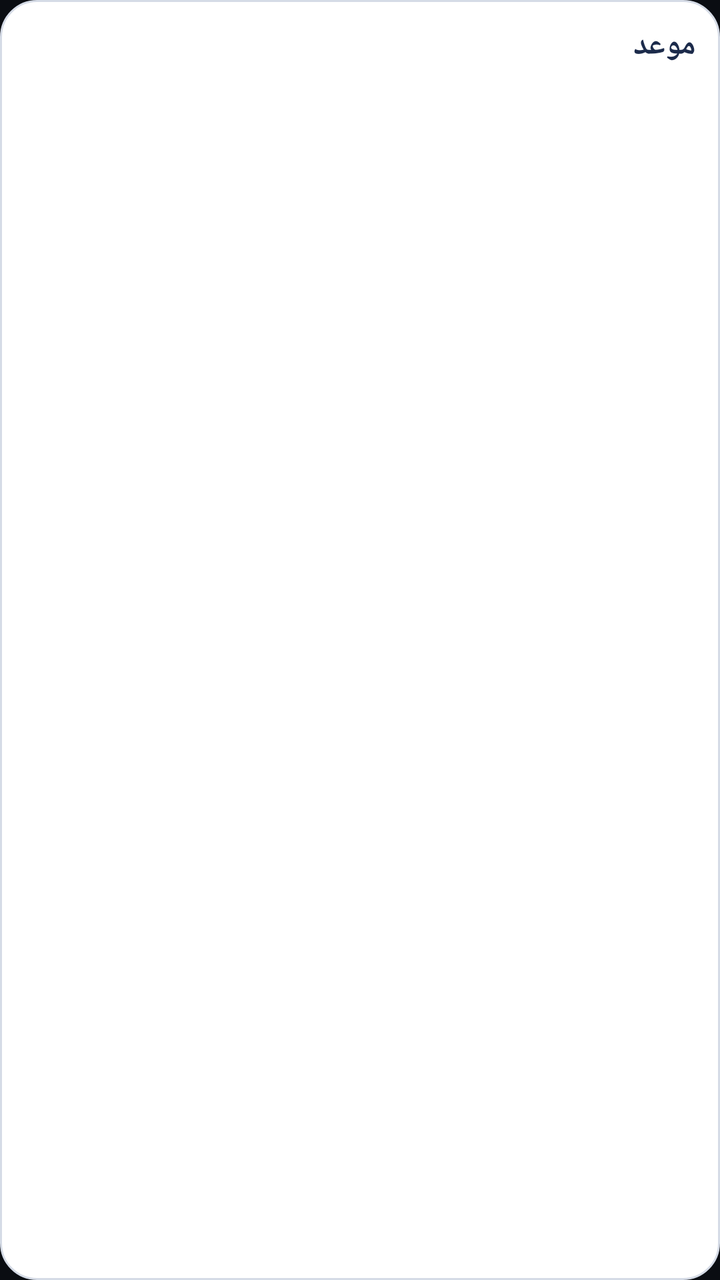
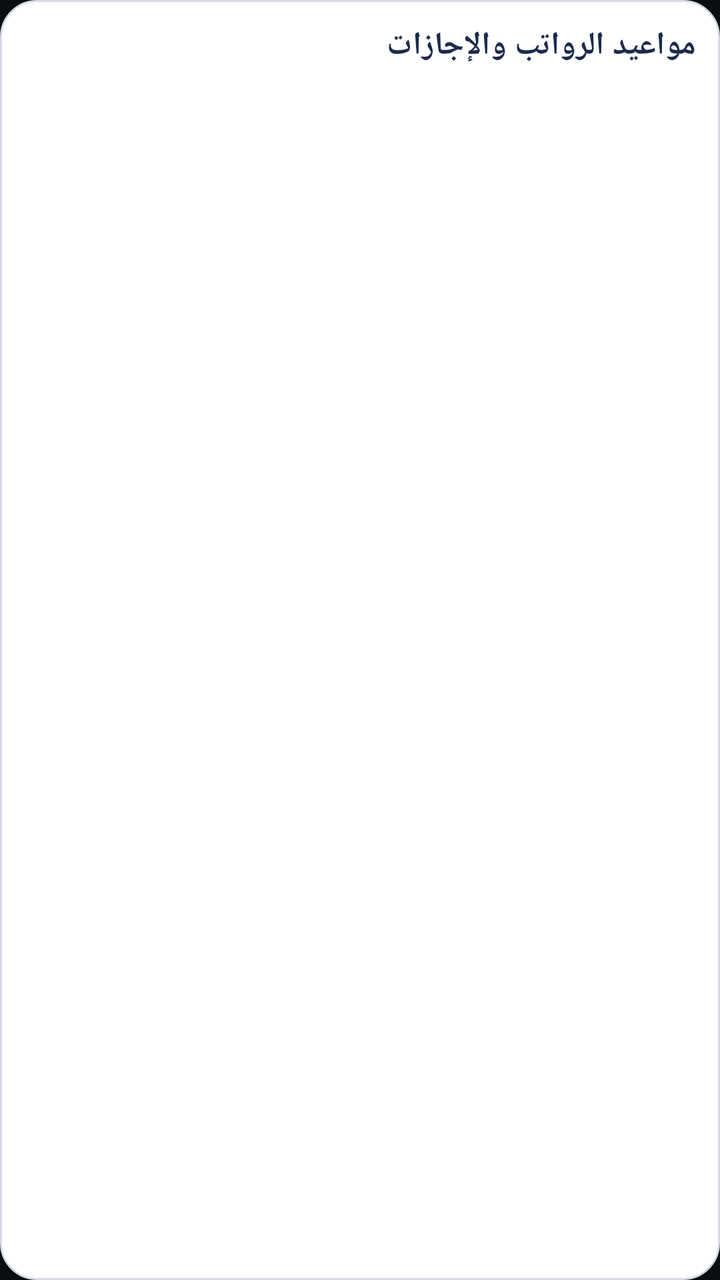

Compare the two renders of this Android layout. The source of the first and the diff that turns it into the second are given below.
<!-- AndroidManifest.xml: another module's application theme RasedTheme -->
<!-- res/layout/mawid_widget.xml -->
<?xml version="1.0" encoding="utf-8"?>
<LinearLayout xmlns:android="http://schemas.android.com/apk/res/android"
    android:id="@+id/root"
    android:layout_width="match_parent"
    android:layout_height="match_parent"
    android:background="@drawable/widget_bg"
    android:layoutDirection="rtl"
    android:orientation="vertical"
    android:padding="12dp">

    <TextView
        android:id="@+id/title"
        android:layout_width="match_parent"
        android:layout_height="wrap_content"
        android:text="موعد"
        android:textColor="#1C2B4B"
        android:textSize="16sp"
        android:textStyle="bold"/>

    <TextView
        android:id="@+id/empty"
        android:layout_width="match_parent"
        android:layout_height="wrap_content"
        android:layout_marginTop="6dp"
        android:text="اختر المواعيد من التطبيق: تخصيص ← ودجت الشاشة الرئيسية"
        android:textColor="#5E6A80"
        android:textSize="13sp"
        android:visibility="gone"/>

    <LinearLayout android:id="@+id/row0" style="@style/MawidRow">
        <TextView android:id="@+id/name0" style="@style/MawidName"/>
        <TextView android:id="@+id/days0" style="@style/MawidDays"/>
    </LinearLayout>
    <LinearLayout android:id="@+id/row1" style="@style/MawidRow">
        <TextView android:id="@+id/name1" style="@style/MawidName"/>
        <TextView android:id="@+id/days1" style="@style/MawidDays"/>
    </LinearLayout>
    <LinearLayout android:id="@+id/row2" style="@style/MawidRow">
        <TextView android:id="@+id/name2" style="@style/MawidName"/>
        <TextView android:id="@+id/days2" style="@style/MawidDays"/>
    </LinearLayout>
    <LinearLayout android:id="@+id/row3" style="@style/MawidRow">
        <TextView android:id="@+id/name3" style="@style/MawidName"/>
        <TextView android:id="@+id/days3" style="@style/MawidDays"/>
    </LinearLayout>
</LinearLayout>
<!-- resources referenced by this layout -->
<resources>
  <!-- drawable widget_bg (drawable) -->
  <?xml version="1.0" encoding="utf-8"?>
  <shape xmlns:android="http://schemas.android.com/apk/res/android">
      <solid android:color="#FFFFFF"/>
      <corners android:radius="18dp"/>
      <stroke android:width="1dp" android:color="#D5DBE6"/>
  </shape>
  <style name="MawidDays">
          <item name="android:layout_width">wrap_content</item>
          <item name="android:layout_height">wrap_content</item>
          <item name="android:textColor">#1C2B4B</item>
          <item name="android:textSize">14sp</item>
          <item name="android:textStyle">bold</item>
      </style>
  <style name="MawidName">
          <item name="android:layout_width">0dp</item>
          <item name="android:layout_height">wrap_content</item>
          <item name="android:layout_weight">1</item>
          <item name="android:textColor">#1C2B4B</item>
          <item name="android:textSize">14sp</item>
          <item name="android:maxLines">1</item>
          <item name="android:ellipsize">end</item>
      </style>
  <style name="MawidRow">
          <item name="android:layout_width">match_parent</item>
          <item name="android:layout_height">wrap_content</item>
          <item name="android:layout_marginTop">6dp</item>
          <item name="android:orientation">horizontal</item>
          <item name="android:visibility">gone</item>
      </style>
  <style name="RasedTheme" parent="@android:style/Theme.Material.NoActionBar">
          <item name="android:windowBackground">@color/bg</item>
          <item name="android:statusBarColor">@color/bg</item>
          <item name="android:navigationBarColor">@color/bg</item>
          <item name="android:colorAccent">@color/liq</item>
      </style>
  <color name="bg">#0A0D12</color>
  <color name="liq">#2DD4BF</color>
</resources>

<!-- the commit's change to res/layout/mawid_widget.xml (unified diff, before → after) -->
@@ -12,7 +12,9 @@
         android:id="@+id/title"
         android:layout_width="match_parent"
         android:layout_height="wrap_content"
-        android:text="موعد"
+        android:text="مواعيد الرواتب والإجازات"
+        android:maxLines="1"
+        android:ellipsize="end"
         android:textColor="#1C2B4B"
         android:textSize="16sp"
         android:textStyle="bold"/>
